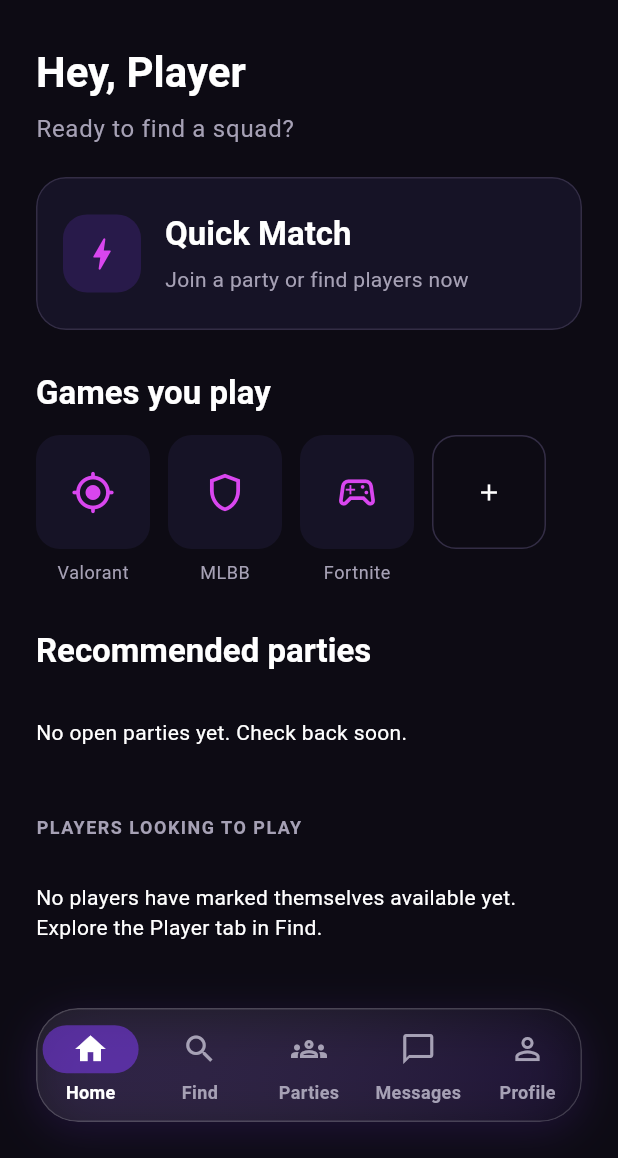
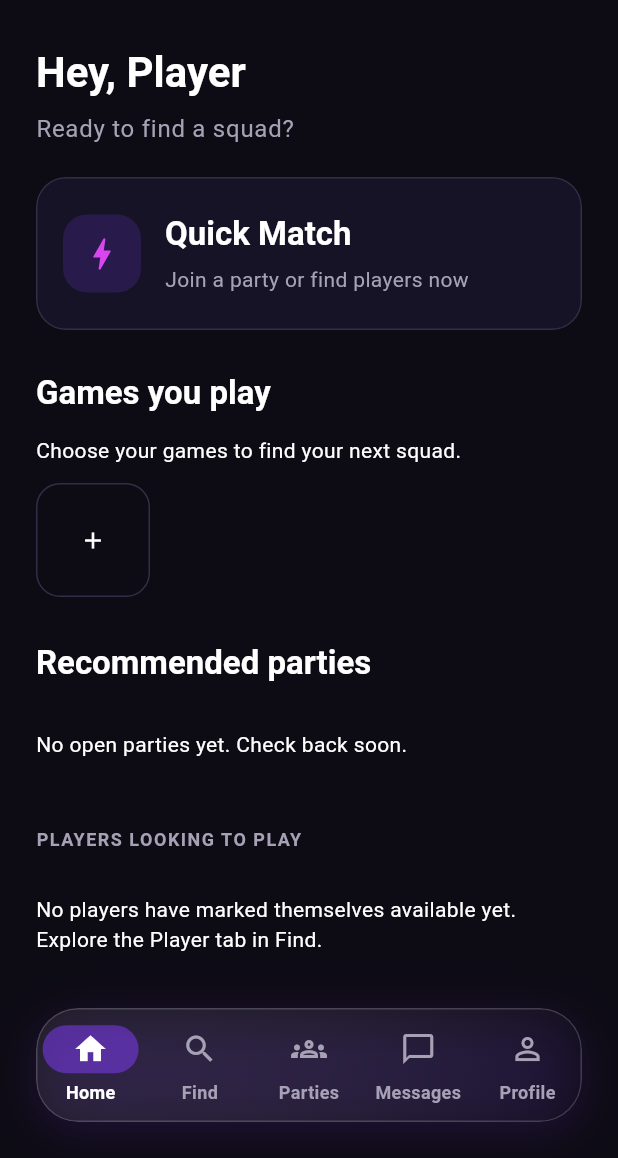
Before and after one commit to Nikolrize/lurk_app, a Flutter app: the AppShell screen opened directly with empty values, on a phone screen of 412 x 824 dp, the part 78-1236 px from its top. Run offline on Flutter 3.47's test engine with Material 3 defaults, Android fonts, the phone set to English and light mode, and no system bars; our stand-ins replace cloud_firestore, firebase_auth, firebase_core, flutter_riverpod, google_sign_in; accounts and stored records are empty.

Commit message:
Update game selection and party creation features

```diff
--- a/lib/core/widgets/app_shell.dart
+++ b/lib/core/widgets/app_shell.dart
@@ -21,6 +21,7 @@ class AppShell extends StatefulWidget {
 
 class _AppShellState extends State<AppShell> {
   int _selectedIndex = 0;
+  String? _findGame;
   Party? _lobbyParty;
 
   void _selectTab(int index) => setState(() => _selectedIndex = index);
@@ -39,8 +40,17 @@ class _AppShellState extends State<AppShell> {
         body: IndexedStack(
           index: _selectedIndex,
           children: [
-            HomeScreen(onFindParties: () => _selectTab(1)),
-            const FindSreen(),
+            HomeScreen(
+              onFindParties: () => setState(() {
+                _findGame = null;
+                _selectedIndex = 1;
+              }),
+              onFindGame: (game) => setState(() {
+                _findGame = game;
+                _selectedIndex = 1;
+              }),
+            ),
+            FindSreen(key: ValueKey(_findGame), initialGame: _findGame),
             _lobbyParty == null
                 ? PartiesScreen(
                     onQuickMatch: () => _selectTab(1),
--- a/lib/features/home/screens/home_screen.dart
+++ b/lib/features/home/screens/home_screen.dart
@@ -1,3 +1,4 @@
+import '../widgets/home_games.dart';
 import '../../../providers/profile_provider.dart';
 import '../../../core/widgets/action_card.dart';
 import '../../../providers/player_provider.dart';
@@ -13,8 +14,9 @@ import '../../../core/theme/app_colors.dart';
 import '../../../providers/auth_provider.dart';
 
 class HomeScreen extends ConsumerWidget {
-  const HomeScreen({super.key, this.onFindParties});
+  const HomeScreen({super.key, this.onFindParties, this.onFindGame});
   final VoidCallback? onFindParties;
+  final ValueChanged<String>? onFindGame;
 
   void _preview(BuildContext context, String title, String description) {
     showModalBottomSheet<void>(
@@ -96,70 +98,7 @@ class HomeScreen extends ConsumerWidget {
             style: text.titleLarge?.copyWith(fontWeight: FontWeight.w700),
           ),
           const SizedBox(height: 14),
-          SingleChildScrollView(
-            scrollDirection: Axis.horizontal,
-            child: Row(
-              crossAxisAlignment: CrossAxisAlignment.start,
-              children: [
-                for (final game in const [
-                  ('Valorant', Icons.gps_fixed_rounded),
-                  ('MLBB', Icons.shield_outlined),
-                  ('Fortnite', Icons.sports_esports_outlined),
-                ]) ...[
-                  SizedBox(
-                    width: 76,
-                    child: Column(
-                      children: [
-                        SizedBox(
-                          width: 76,
-                          height: 76,
-                          child: IconButton.filledTonal(
-                            style: IconButton.styleFrom(
-                              backgroundColor: AppColors.surface,
-                              foregroundColor: AppColors.secondary,
-                              shape: RoundedRectangleBorder(
-                                borderRadius: BorderRadius.circular(16),
-                              ),
-                            ),
-                            tooltip: 'Find ${game.$1} parties',
-                            onPressed:
-                                onFindParties ??
-                                () => _preview(
-                                  context,
-                                  game.$1,
-                                  'Game filtering is not connected yet.',
-                                ),
-                            icon: Icon(game.$2, size: 30),
-                          ),
-                        ),
-                        const SizedBox(height: 8),
-                        Text(game.$1, style: text.bodySmall),
-                      ],
-                    ),
-                  ),
-                  const SizedBox(width: 12),
-                ],
-                SizedBox(
-                  width: 76,
-                  height: 76,
-                  child: OutlinedButton(
-                    style: OutlinedButton.styleFrom(
-                      padding: EdgeInsets.zero,
-                      shape: RoundedRectangleBorder(
-                        borderRadius: BorderRadius.circular(16),
-                      ),
-                    ),
-                    onPressed: () => _preview(
-                      context,
-                      'Your games',
-                      'These are sample games. Game preferences will be managed through your player profile.',
-                    ),
-                    child: const Icon(Icons.add, semanticLabel: 'Add game'),
-                  ),
-                ),
-              ],
-            ),
-          ),
+          HomeGames(uid: uid, onFindGame: onFindGame),
           const SizedBox(height: 30),
           Text(
             'Recommended parties',
--- /dev/null
+++ b/lib/features/home/widgets/home_games.dart
@@ -0,0 +1,106 @@
+import 'package:flutter/material.dart';
+import 'package:flutter_riverpod/flutter_riverpod.dart';
+import '../../../core/data/game_catalog.dart';
+import '../../../models/game_definition.dart';
+import '../../../providers/profile_provider.dart';
+import '../../profile/screens/gaming_preferences_screen.dart';
+
+class HomeGames extends ConsumerWidget {
+  const HomeGames({super.key, required this.uid, this.onFindGame});
+  final String? uid;
+  final ValueChanged<String>? onFindGame;
+  @override
+  Widget build(BuildContext context, WidgetRef ref) {
+    if (uid == null) return const Text('Sign in to choose your games.');
+    final preferences = ref.watch(gamingPreferencesProvider(uid!));
+    final colors = Theme.of(context).colorScheme;
+    return preferences.when(
+      loading: () => const Center(child: CircularProgressIndicator()),
+      error: (_, stack) => TextButton(
+        onPressed: () => ref.invalidate(gamingPreferencesProvider(uid!)),
+        child: const Text('Unable to load your games. Retry'),
+      ),
+      data: (preferences) {
+        final games = preferences.games
+            .map(GameCatalog.find)
+            .whereType<GameDefinition>()
+            .toList();
+        return Column(
+          crossAxisAlignment: CrossAxisAlignment.start,
+          children: [
+            if (games.isEmpty) ...[
+              const Text('Choose your games to find your next squad.'),
+              const SizedBox(height: 12),
+            ],
+            SingleChildScrollView(
+              scrollDirection: Axis.horizontal,
+              child: Row(
+                crossAxisAlignment: CrossAxisAlignment.start,
+                children: [
+                  for (final game in games) ...[
+                    SizedBox(
+                      width: 84,
+                      child: Column(
+                        children: [
+                          SizedBox(
+                            width: 76,
+                            height: 76,
+                            child: IconButton.filledTonal(
+                              tooltip: 'Find ${game.name} parties',
+                              style: IconButton.styleFrom(
+                                backgroundColor: colors.surface,
+                                foregroundColor: colors.secondary,
+                                shape: RoundedRectangleBorder(
+                                  borderRadius: BorderRadius.circular(16),
+                                ),
+                              ),
+                              onPressed: onFindGame == null
+                                  ? null
+                                  : () => onFindGame!(game.id),
+                              icon: const Icon(
+                                Icons.sports_esports_outlined,
+                                size: 30,
+                              ),
+                            ),
+                          ),
+                          const SizedBox(height: 8),
+                          Text(
+                            game.name,
+                            textAlign: TextAlign.center,
+                            style: Theme.of(context).textTheme.bodySmall,
+                          ),
+                        ],
+                      ),
+                    ),
+                    const SizedBox(width: 12),
+                  ],
+                  SizedBox(
+                    width: 76,
+                    height: 76,
+                    child: OutlinedButton(
+                      style: OutlinedButton.styleFrom(
+                        padding: EdgeInsets.zero,
+                        shape: RoundedRectangleBorder(
+                          borderRadius: BorderRadius.circular(16),
+                        ),
+                      ),
+                      onPressed: () => Navigator.of(context).push(
+                        MaterialPageRoute<void>(
+                          builder: (_) => GamingPreferencesScreen(uid: uid!),
+                        ),
+                      ),
+                      child: const Icon(
+                        Icons.add,
+                        semanticLabel: 'Edit gaming preferences',
+                      ),
+                    ),
+                  ),
+                ],
+              ),
+            ),
+          ],
+        );
+      },
+    );
+  }
+}
--- a/lib/features/parties/models/party.dart
+++ b/lib/features/parties/models/party.dart
@@ -1,3 +1,4 @@
+import '../../../core/data/game_catalog.dart';
 import 'package:cloud_firestore/cloud_firestore.dart';
 
 class Party {
@@ -74,11 +75,7 @@ class Party {
       gameId: gameId,
       title: string('title') ?? 'Untitled party',
       gameName:
-          const {
-            'valorant': 'Valorant',
-            'mobile_legends': 'Mobile Legends',
-            'fortnite': 'Fortnite',
-          }[gameId] ??
+          GameCatalog.find(gameId)?.name ??
           string('gameName') ??
           label(gameId) ??
           'Unknown game',
--- a/lib/features/player/models/player.dart
+++ b/lib/features/player/models/player.dart
@@ -1,3 +1,4 @@
+import '../../../core/data/game_catalog.dart';
 import 'player_availability.dart';
 
 class Player {
@@ -87,12 +88,7 @@ class Player {
       bio: string('bio') ?? '',
       region: string('region') == null ? null : label(string('region')!),
       currentGame:
-          const {
-            'valorant': 'Valorant',
-            'mobile_legends': 'Mobile Legends',
-            'fortnite': 'Fortnite',
-          }[game] ??
-          (game == null ? null : label(game)),
+          GameCatalog.find(game)?.name ?? (game == null ? null : label(game)),
       isActive: data['isActive'] is bool ? data['isActive'] as bool : null,
       mode: string('mode') == null ? null : label(string('mode')!),
       rank: data['rank'] is num ? (data['rank'] as num).toInt() : null,
```
Also changed, not shown: lib/features/find/screens/find_screen.dart (+9 -9 lines), lib/features/parties/models/party_draft.dart (+18 -23 lines), lib/features/parties/screens/create_party_screen.dart (+28 -10 lines), lib/features/profile/screens/gaming_preferences_screen.dart (+63 -51 lines), lib/models/gaming_preferences.dart (+20 -26 lines), 6 other files.
